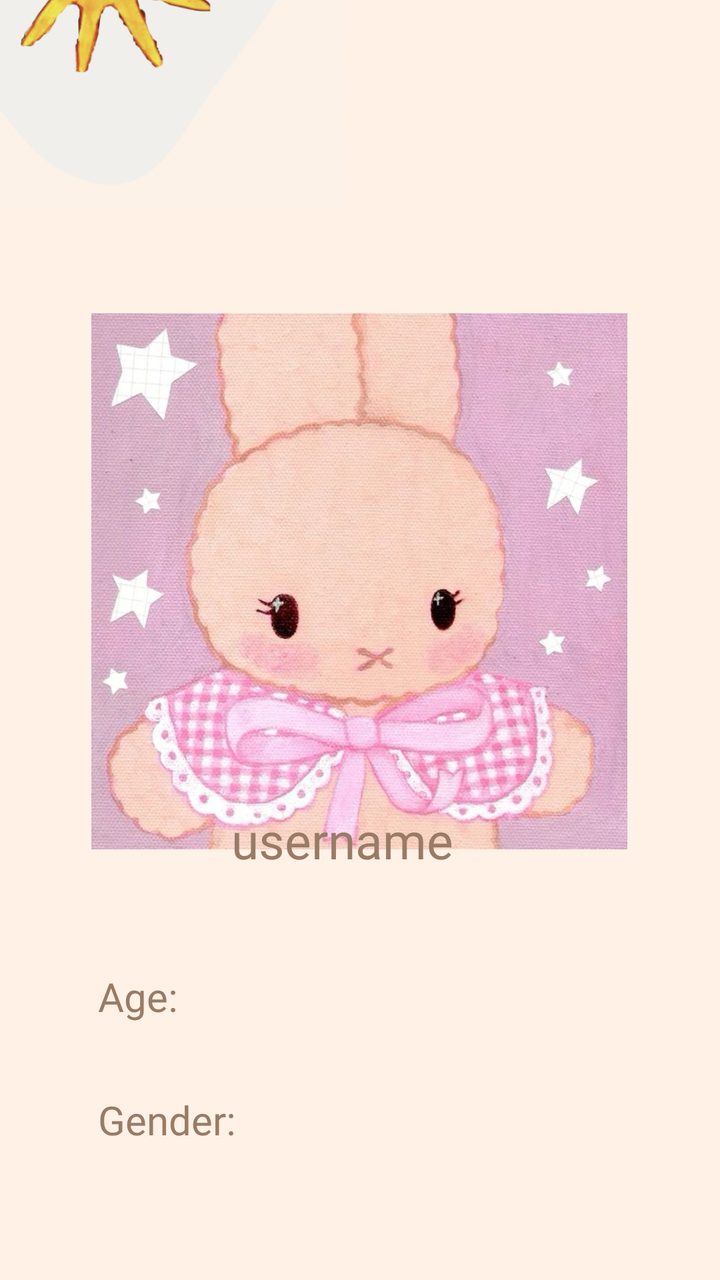
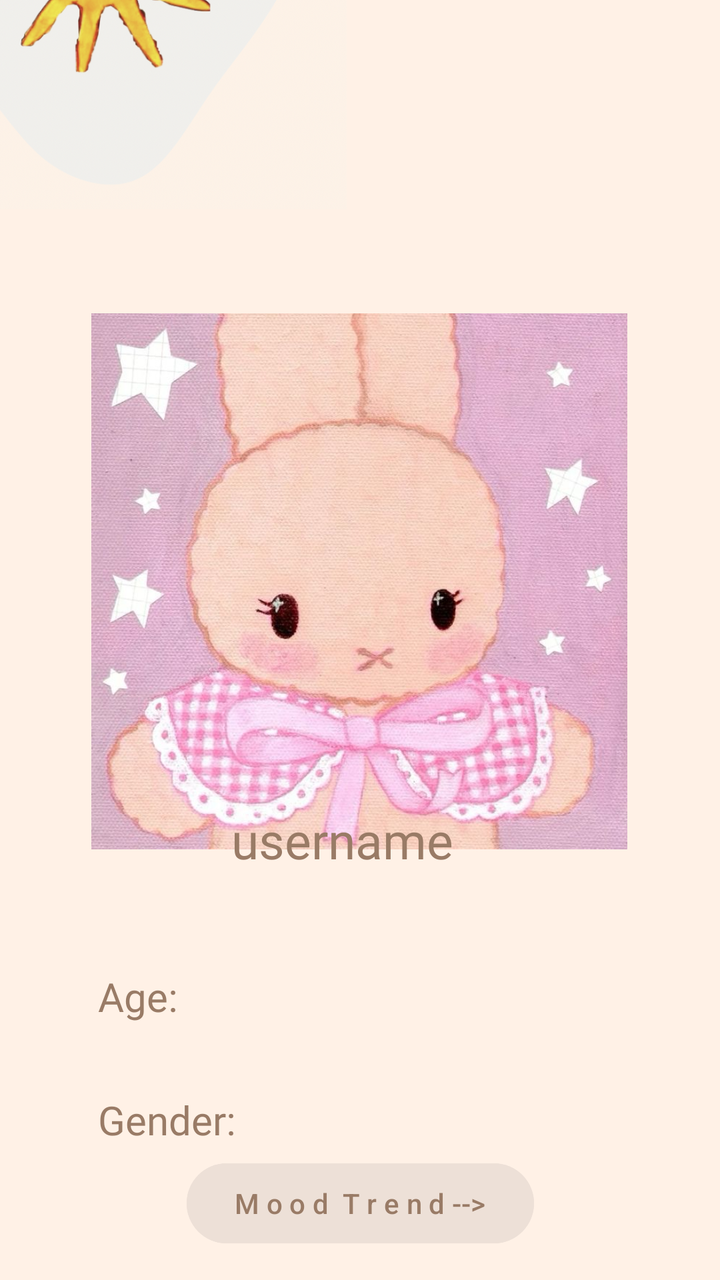

Screens rendered from an Android XML layout before and after an edit, with the pre-edit source and the edit as a unified diff.
<!-- AndroidManifest.xml: application theme Theme.Emotify -->
<!-- res/layout/fragment_settings.xml -->
<?xml version="1.0" encoding="utf-8"?>
<androidx.constraintlayout.widget.ConstraintLayout xmlns:android="http://schemas.android.com/apk/res/android"
    xmlns:app="http://schemas.android.com/apk/res-auto"
    xmlns:tools="http://schemas.android.com/tools"
    android:id="@+id/frameLayout2"
    android:layout_width="match_parent"
    android:layout_height="match_parent"
    android:background="#FFF1E6"
    tools:context=".View.Home" >

    <ImageView
        android:id="@+id/imageView6"
        android:layout_width="246dp"
        android:layout_height="259dp"
        android:layout_marginEnd="256dp"
        android:layout_marginBottom="552dp"
        app:layout_constraintBottom_toBottomOf="parent"
        app:layout_constraintEnd_toEndOf="parent"
        app:layout_constraintHorizontal_bias="0.516"
        app:layout_constraintStart_toStartOf="parent"
        app:layout_constraintTop_toTopOf="parent"
        app:layout_constraintVertical_bias="0.875"
        app:srcCompat="@drawable/emotifylogo" />

    <ImageView
        android:id="@+id/imageView20"
        android:layout_width="268dp"
        android:layout_height="477dp"
        android:scaleType="fitCenter"
        android:src="@drawable/icon"
        app:layout_constraintBottom_toBottomOf="parent"
        app:layout_constraintEnd_toEndOf="parent"
        app:layout_constraintHorizontal_bias="0.496"
        app:layout_constraintStart_toStartOf="parent"
        app:layout_constraintTop_toTopOf="parent"
        app:layout_constraintVertical_bias="0.318" />

    <TextView
        android:id="@+id/usernameTextview"
        android:layout_width="129dp"
        android:layout_height="35dp"
        android:fontFamily="@font/kaisei_tokumin_medium"
        android:text="username"
        android:textColor="@color/lightbrowwn"
        android:textSize="25sp"
        app:layout_constraintBottom_toBottomOf="parent"
        app:layout_constraintEnd_toEndOf="parent"
        app:layout_constraintStart_toStartOf="parent"
        app:layout_constraintTop_toTopOf="parent"
        app:layout_constraintVertical_bias="0.666" />

    <TextView
        android:id="@+id/ageTextview"
        android:layout_width="129dp"
        android:layout_height="35dp"
        android:fontFamily="@font/kaisei_tokumin_medium"
        android:text="Age:"
        android:textColor="@color/lightbrowwn"
        android:textSize="20sp"
        app:layout_constraintBottom_toBottomOf="parent"
        app:layout_constraintEnd_toEndOf="parent"
        app:layout_constraintHorizontal_bias="0.212"
        app:layout_constraintStart_toStartOf="parent"
        app:layout_constraintTop_toTopOf="parent"
        app:layout_constraintVertical_bias="0.801" />

    <TextView
        android:id="@+id/genderTextview"
        android:layout_width="129dp"
        android:layout_height="35dp"
        android:fontFamily="@font/kaisei_tokumin_medium"
        android:text="Gender:"
        android:textColor="@color/lightbrowwn"
        android:textSize="20sp"
        app:layout_constraintBottom_toBottomOf="parent"
        app:layout_constraintEnd_toEndOf="parent"
        app:layout_constraintHorizontal_bias="0.212"
        app:layout_constraintStart_toStartOf="parent"
        app:layout_constraintTop_toTopOf="parent"
        app:layout_constraintVertical_bias="0.903" />
</androidx.constraintlayout.widget.ConstraintLayout>
<!-- resources referenced by this layout -->
<resources>
  <color name="lightbrowwn">#997B66</color>
  <!-- drawable emotifylogo: png bitmap (drawable, 228464 bytes) -->
  <!-- drawable icon: jpg bitmap (drawable, 97117 bytes) -->
  <style name="Theme.Emotify" parent="Base.Theme.Emotify" />
  <style name="Base.Theme.Emotify" parent="Theme.Material3.DayNight.NoActionBar">
          
          
      </style>
</resources>

<!-- the commit's change to res/layout/fragment_settings.xml (unified diff, before → after) -->
@@ -7,6 +7,19 @@
     android:layout_height="match_parent"
     android:background="#FFF1E6"
     tools:context=".View.Home" >
+
+    <Button
+        android:id="@+id/button4"
+        android:layout_width="wrap_content"
+        android:layout_height="wrap_content"
+        android:backgroundTint="#EDE0D7"
+        android:text="M o o d  T r e n d -->"
+        android:textColor="@color/lightbrowwn"
+        app:layout_constraintBottom_toBottomOf="parent"
+        app:layout_constraintEnd_toEndOf="parent"
+        app:layout_constraintStart_toStartOf="parent"
+        app:layout_constraintTop_toTopOf="parent"
+        app:layout_constraintVertical_bias="0.976" />
 
     <ImageView
         android:id="@+id/imageView6"
@@ -78,4 +91,5 @@
         app:layout_constraintStart_toStartOf="parent"
         app:layout_constraintTop_toTopOf="parent"
         app:layout_constraintVertical_bias="0.903" />
+
 </androidx.constraintlayout.widget.ConstraintLayout>
